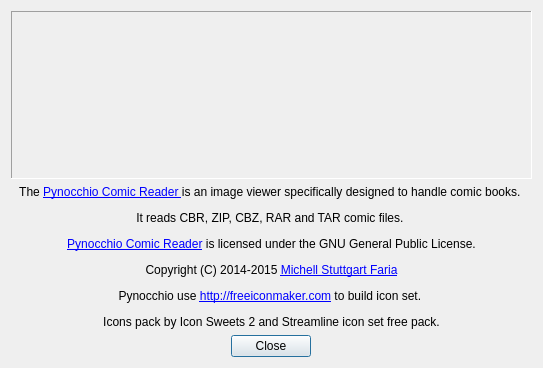
Before: the Qt Designer form src/about_dialog.ui in mstuttgart/pynocchio, drawn with Qt 5.
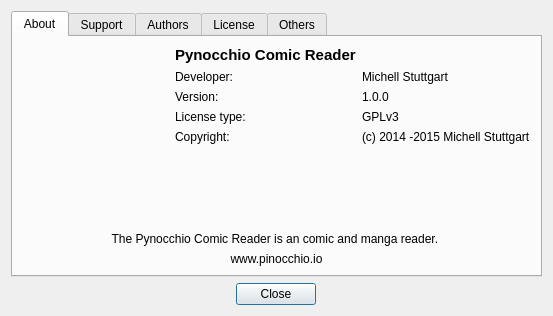
After: the same form once the commit is applied. Icons and pictures are not drawn.

Commit message: [NEW] About dialog reffatored

The edit to the form file:
```diff
--- a/src/about_dialog.ui
+++ b/src/about_dialog.ui
@@ -9,12 +9,12 @@
    <rect>
     <x>0</x>
     <y>0</y>
-    <width>543</width>
-    <height>368</height>
+    <width>553</width>
+    <height>316</height>
    </rect>
   </property>
   <property name="sizePolicy">
-   <sizepolicy hsizetype="Expanding" vsizetype="Expanding">
+   <sizepolicy hsizetype="Preferred" vsizetype="Preferred">
     <horstretch>0</horstretch>
     <verstretch>0</verstretch>
    </sizepolicy>
@@ -31,6 +31,20 @@
   </property>
   <layout class="QVBoxLayout" name="verticalLayout">
    <item>
+    <widget class="QTabWidget" name="tabWidget">
+     <property name="currentIndex">
+      <number>0</number>
+     </property>
+     <widget class="QWidget" name="about">
+      <attribute name="title">
+       <string>About</string>
+      </attribute>
+      <layout class="QVBoxLayout" name="verticalLayout_3">
+       <item>
+        <layout class="QVBoxLayout" name="verticalLayout_2">
+         <item>
+          <layout class="QHBoxLayout" name="horizontalLayout_2">
+           <item>
     <widget class="QLabel" name="about_text">
      <property name="sizePolicy">
       <sizepolicy hsizetype="Expanding" vsizetype="Expanding">
@@ -39,10 +53,10 @@
       </sizepolicy>
      </property>
      <property name="frameShape">
-      <enum>QFrame::Panel</enum>
+              <enum>QFrame::NoFrame</enum>
      </property>
      <property name="frameShadow">
-      <enum>QFrame::Sunken</enum>
+              <enum>QFrame::Plain</enum>
      </property>
      <property name="text">
       <string/>
@@ -65,12 +79,132 @@
     </widget>
    </item>
    <item>
+            <layout class="QFormLayout" name="formLayout">
+             <item row="0" column="0">
+              <widget class="QLabel" name="label">
+               <property name="font">
+                <font>
+                 <pointsize>11</pointsize>
+                 <weight>75</weight>
+                 <bold>true</bold>
+                </font>
+               </property>
+               <property name="text">
+                <string>Pynocchio Comic Reader</string>
+               </property>
+              </widget>
+             </item>
+             <item row="1" column="0">
+              <widget class="QLabel" name="label_2">
+               <property name="text">
+                <string>Developer: </string>
+               </property>
+              </widget>
+             </item>
+             <item row="1" column="1">
+              <widget class="QLabel" name="label_3">
+               <property name="text">
+                <string>Michell Stuttgart</string>
+               </property>
+              </widget>
+             </item>
+             <item row="2" column="0">
+              <widget class="QLabel" name="label_4">
+               <property name="text">
+                <string>Version: </string>
+               </property>
+              </widget>
+             </item>
+             <item row="3" column="0">
+              <widget class="QLabel" name="label_5">
+               <property name="text">
+                <string>License type:</string>
+               </property>
+              </widget>
+             </item>
+             <item row="2" column="1">
+              <widget class="QLabel" name="label_6">
+               <property name="text">
+                <string>1.0.0</string>
+               </property>
+              </widget>
+             </item>
+             <item row="3" column="1">
+              <widget class="QLabel" name="label_7">
+               <property name="text">
+                <string>GPLv3</string>
+               </property>
+              </widget>
+             </item>
+             <item row="4" column="0">
+              <widget class="QLabel" name="label_8">
+               <property name="text">
+                <string>Copyright:</string>
+               </property>
+              </widget>
+             </item>
+             <item row="4" column="1">
+              <widget class="QLabel" name="label_9">
+               <property name="text">
+                <string>(c) 2014 -2015 Michell Stuttgart</string>
+               </property>
+              </widget>
+             </item>
+            </layout>
+           </item>
+          </layout>
+         </item>
+         <item>
+          <widget class="QLabel" name="label_10">
+           <property name="text">
+            <string>The Pynocchio Comic Reader is an comic and manga reader. </string>
+           </property>
+           <property name="alignment">
+            <set>Qt::AlignCenter</set>
+           </property>
+          </widget>
+         </item>
+         <item>
+          <widget class="QLabel" name="label_11">
+           <property name="text">
+            <string>www.pinocchio.io</string>
+           </property>
+           <property name="alignment">
+            <set>Qt::AlignCenter</set>
+           </property>
+          </widget>
+         </item>
+        </layout>
+       </item>
+      </layout>
+     </widget>
+     <widget class="QWidget" name="support">
+      <attribute name="title">
+       <string>Support</string>
+      </attribute>
+     </widget>
+     <widget class="QWidget" name="authors">
+      <attribute name="title">
+       <string>Authors</string>
+      </attribute>
+     </widget>
+     <widget class="QWidget" name="license">
+      <attribute name="title">
+       <string>License</string>
+      </attribute>
+     </widget>
+     <widget class="QWidget" name="other">
+      <attribute name="title">
+       <string>Others</string>
+      </attribute>
+      <layout class="QVBoxLayout" name="verticalLayout_4">
+       <item>
     <widget class="QLabel" name="about_logo">
      <property name="accessibleName">
       <string notr="true"/>
      </property>
      <property name="text">
-      <string>&lt;html&gt;&lt;head/&gt;&lt;body&gt;&lt;p&gt;The &lt;a href=&quot;http://mstuttgart.github.io/pynocchio-comic-reader/&quot;&gt;&lt;span style=&quot; text-decoration: underline; color:#0000ff;&quot;&gt;Pynocchio Comic Reader &lt;/span&gt;&lt;/a&gt;is an image viewer specifically designed to handle comic books. &lt;/p&gt;&lt;p&gt;It reads CBR, ZIP, CBZ, RAR and TAR comic files. &lt;/p&gt;&lt;p&gt;&lt;a href=&quot;http://mstuttgart.github.io/pynocchio-comic-reader/&quot;&gt;&lt;span style=&quot; text-decoration: underline; color:#0000ff;&quot;&gt;Pynocchio Comic Reader&lt;/span&gt;&lt;/a&gt; is licensed under the GNU General Public License.&lt;/p&gt;&lt;p&gt;Copyright (C) 2014-2015 &lt;a href=&quot;https://github.com/mstuttgart&quot;&gt;&lt;span style=&quot; text-decoration: underline; color:#0000ff;&quot;&gt;Michell Stuttgart Faria&lt;/span&gt;&lt;/a&gt;&lt;/p&gt;&lt;p&gt;Pynocchio use &lt;a href=&quot;Free Icon Maker&quot;&gt;&lt;span style=&quot; text-decoration: underline; color:#0000ff;&quot;&gt;http://freeiconmaker.com&lt;/span&gt;&lt;/a&gt; to build icon set. &lt;/p&gt;&lt;p&gt;Icons pack by Icon Sweets 2 and Streamline icon set free pack.&lt;/p&gt;&lt;/body&gt;&lt;/html&gt;</string>
+          <string>&lt;html&gt;&lt;head/&gt;&lt;body&gt;&lt;p&gt;Pynocchio use &lt;a href=&quot;Free Icon Maker&quot;&gt;&lt;span style=&quot; text-decoration: underline; color:#0000ff;&quot;&gt;http://freeiconmaker.com&lt;/span&gt;&lt;/a&gt; to build icon set. &lt;/p&gt;&lt;p&gt;Icons pack by Icon Sweets 2 and Streamline icon set free pack.&lt;/p&gt;&lt;/body&gt;&lt;/html&gt;</string>
      </property>
      <property name="textFormat">
       <enum>Qt::AutoText</enum>
@@ -81,6 +215,10 @@
      <property name="alignment">
       <set>Qt::AlignCenter</set>
      </property>
+        </widget>
+       </item>
+      </layout>
+     </widget>
     </widget>
    </item>
    <item>
```
Left out of the diff: 2 changed lines with no effect on the pictures. Lines whose indentation alone changed are shown as unchanged. The commit also changes 1 other file.
